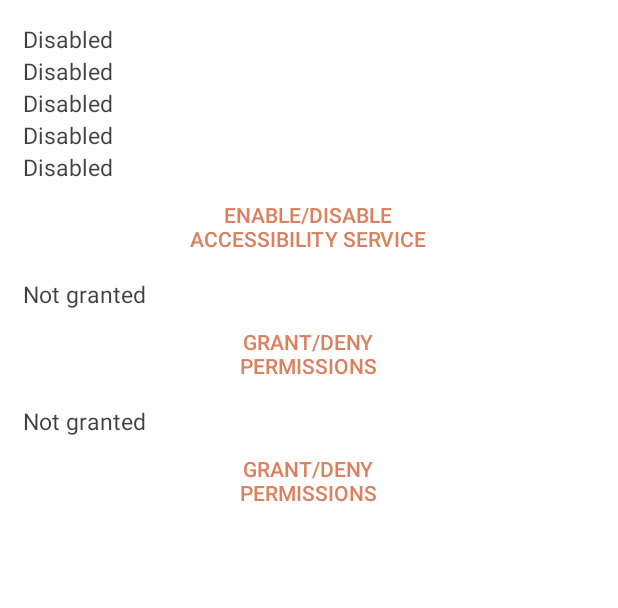
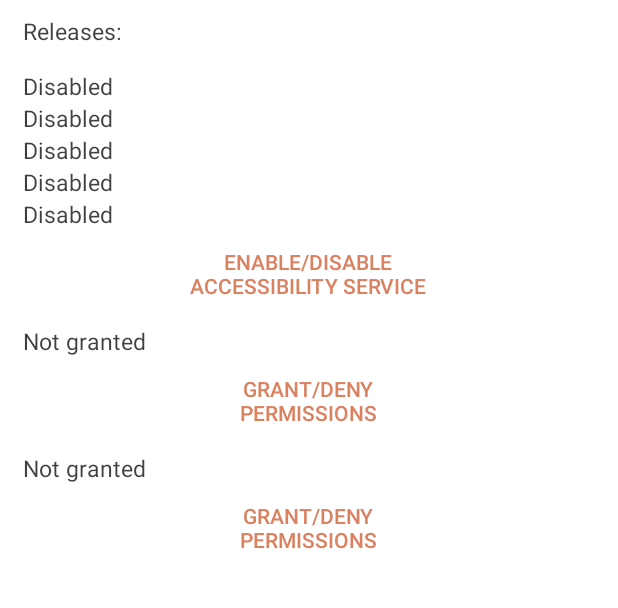
Before and after one commit to henrichg/PhoneProfilesPlusExtender, an Android app: the layout activity_main.xml on its own in the app's theme, with its tools: preview values and no code run, on a phone screen of 412 x 824 dp, the part 115-723 px from its top. Run offline under Robolectric (Android 15) with nearby library versions, the phone set to English and light mode, and no system bars.

Commit message:
Added releases link to main screen.

```diff
--- a/build.gradle
+++ b/build.gradle
@@ -9,7 +9,7 @@ buildscript {
         maven { url 'https://maven.fabric.io/public' }
     }
     dependencies {
-        classpath 'com.android.tools.build:gradle:3.6.1'
+        classpath 'com.android.tools.build:gradle:3.6.2'
         classpath 'com.google.gms:google-services:4.3.3' // google-services plugin
         classpath 'io.fabric.tools:gradle:1.31.2'
     }
--- a/phoneProfilesPlusExtender/build.gradle
+++ b/phoneProfilesPlusExtender/build.gradle
@@ -52,7 +52,7 @@ dependencies {
     implementation 'androidx.appcompat:appcompat-resources:1.1.0'
     implementation 'androidx.localbroadcastmanager:localbroadcastmanager:1.0.0'
 
-    implementation 'com.google.firebase:firebase-analytics:17.2.3'
+    implementation 'com.google.firebase:firebase-analytics:17.3.0'
     implementation 'com.crashlytics.sdk.android:crashlytics:2.10.1'
 
     //implementation 'com.github.anrwatchdog:anrwatchdog:1.3.0'
--- a/phoneProfilesPlusExtender/src/main/res/layout/activity_main.xml
+++ b/phoneProfilesPlusExtender/src/main/res/layout/activity_main.xml
@@ -34,7 +34,16 @@
             android:text="@string/extender_app_name"
             android:textSize="15sp"
             android:textStyle="bold"
-            android:layout_marginBottom="15dp"/>
+            android:layout_marginBottom="10dp"/>
+
+        <TextView
+            android:id="@+id/activity_main_application_releases"
+            android:layout_width="wrap_content"
+            android:layout_height="wrap_content"
+            android:layout_marginBottom="15dp"
+            android:text="@string/extender_application_releases"
+            android:textSize="15sp"/>
+
 
         <TextView
             android:id="@+id/activity_main_accessibility_service_profile_force_stop_application"
--- a/phoneProfilesPlusExtender/src/main/res/values/strings.xml
+++ b/phoneProfilesPlusExtender/src/main/res/values/strings.xml
@@ -32,4 +32,7 @@
 
     <string name="extender_accessibility_service_profile_lock_device">• Accessibility service for profile parameter \"Lock device\":</string>
 
+    <string name="extender_application_releases">Releases:</string>
+    <string name="extender_web_browser_chooser">View web link using</string>
+
 </resources>
```
Also changed, not shown: phoneProfilesPlusExtender/src/main/java/sk/henrichg/phoneprofilesplusextender/MainActivity.java (+30 -4 lines), 49 other files.
